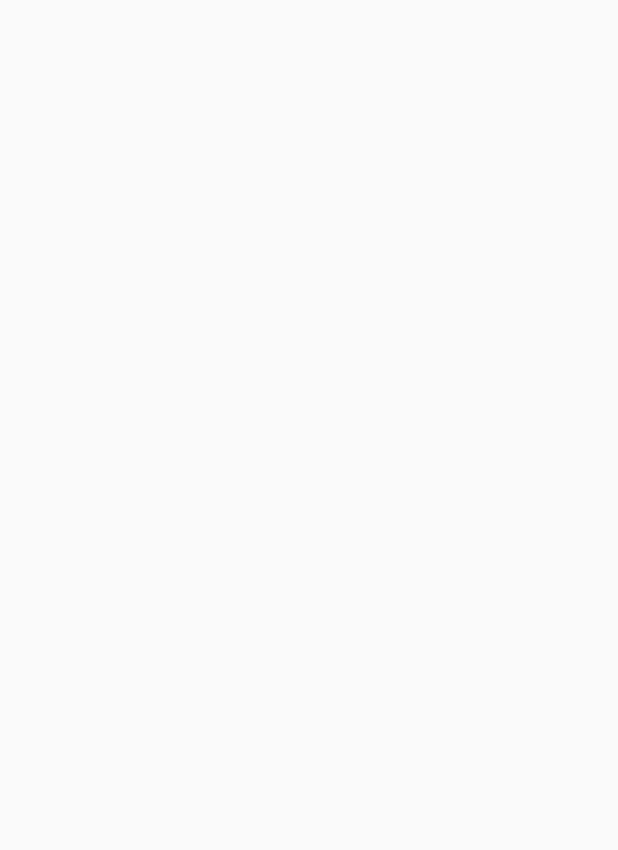
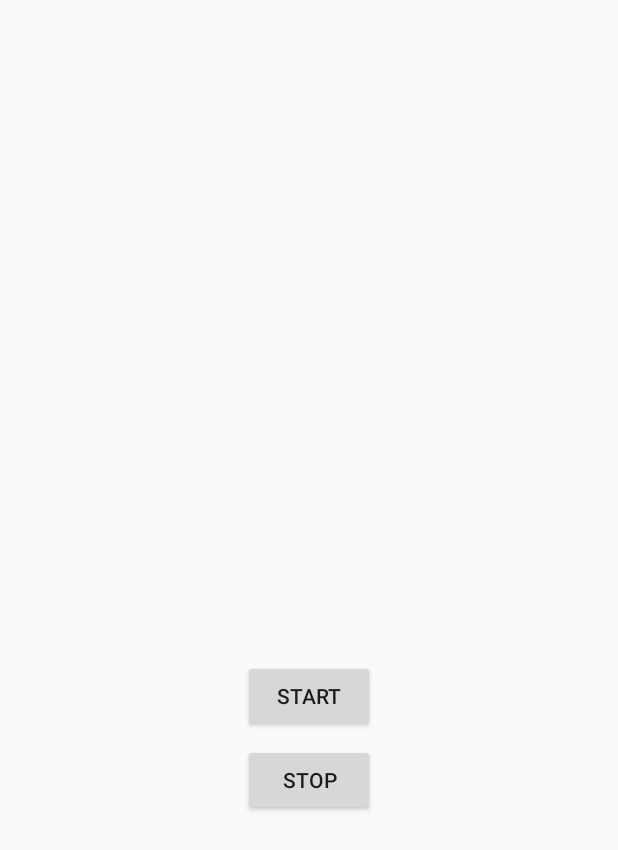
Before and after one commit to shdzazmi/jogfit, an Android app: the Home screen opened directly, with no data from a screen before it, on a phone screen of 412 x 824 dp. Before the commit the part shown is empty. Shown: the top 850 px of the screen. Run offline under Robolectric (Android 15) with nearby library versions, the phone set to English and light mode, and no system bars.

Commit message:
nambah tombol

```diff
--- a/app/build.gradle
+++ b/app/build.gradle
@@ -26,3 +26,7 @@ dependencies {
     androidTestImplementation 'com.android.support.test:runner:1.0.2'
     androidTestImplementation 'com.android.support.test.espresso:espresso-core:3.0.2'
 }
+
+configurations.all {
+    resolutionStrategy.force 'com.android.support:support-annotations:26.1.0'
+}
--- a/app/src/main/res/layout/activity_home.xml
+++ b/app/src/main/res/layout/activity_home.xml
@@ -6,4 +6,24 @@
     android:layout_height="match_parent"
     tools:context="com.informatika.daz.jogfit.Home">
 
+    <Button
+        android:id="@+id/button"
+        android:layout_width="wrap_content"
+        android:layout_height="wrap_content"
+        android:layout_marginTop="440dp"
+        android:text="Start"
+        app:layout_constraintLeft_toLeftOf="parent"
+        app:layout_constraintRight_toRightOf="parent"
+        app:layout_constraintTop_toTopOf="parent" />
+
+    <Button
+        android:id="@+id/button2"
+        android:layout_width="wrap_content"
+        android:layout_height="wrap_content"
+        android:layout_marginTop="8dp"
+        android:text="Stop"
+        app:layout_constraintLeft_toLeftOf="parent"
+        app:layout_constraintRight_toRightOf="parent"
+        app:layout_constraintTop_toBottomOf="@+id/button" />
+
 </android.support.constraint.ConstraintLayout>
--- a/build.gradle
+++ b/build.gradle
@@ -8,6 +8,7 @@ buildscript {
     }
     dependencies {
         classpath 'com.android.tools.build:gradle:3.0.1'
+
 
 
         // NOTE: Do not place your application dependencies here; they belong
```
